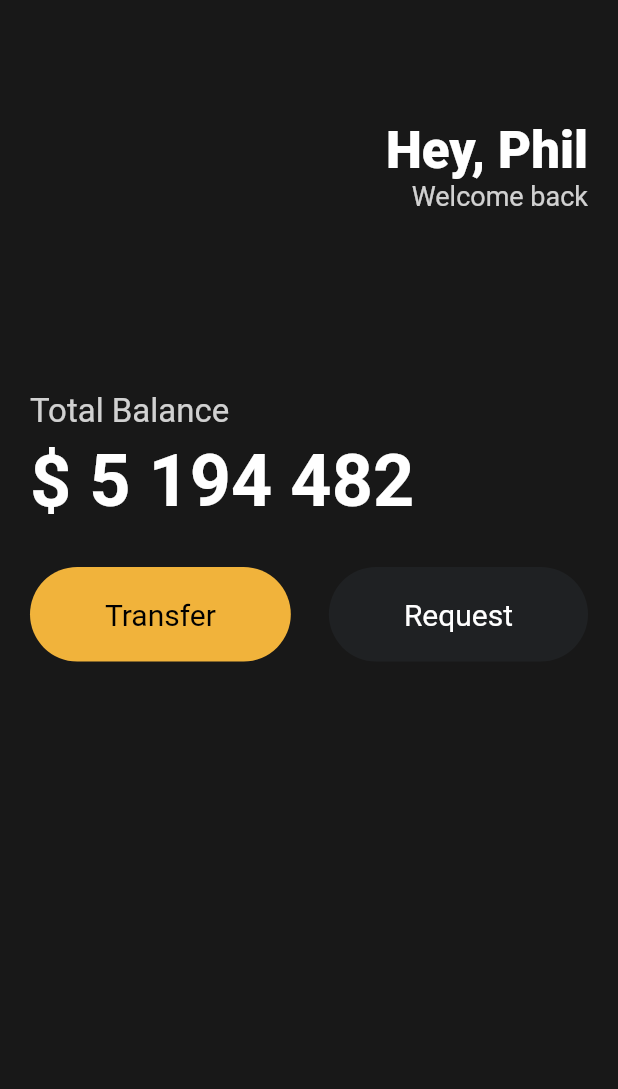
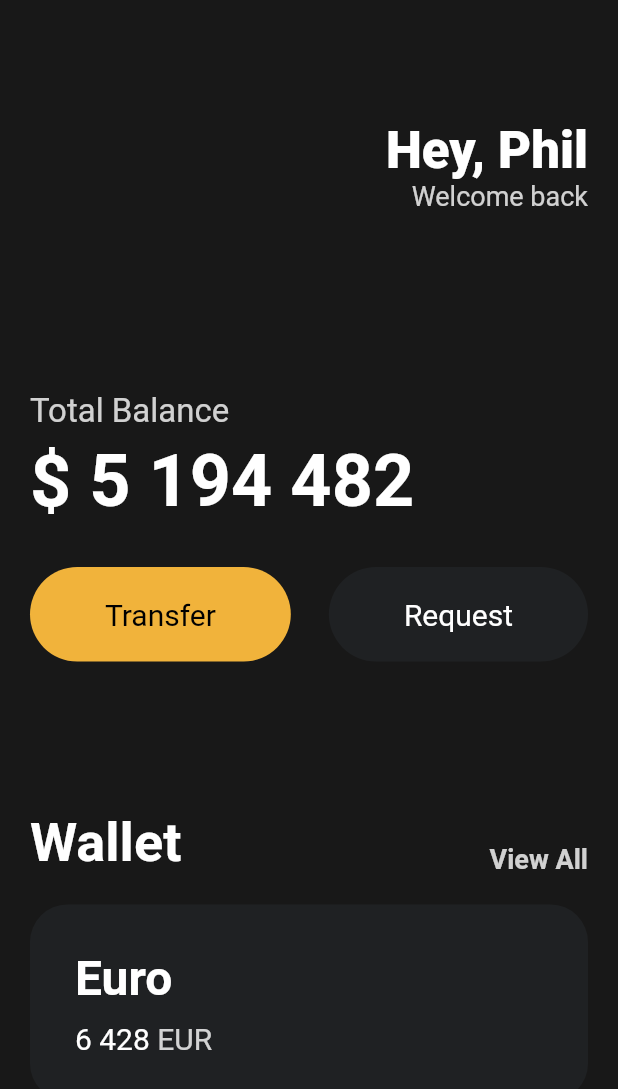
Before and after one commit to cold-pumpkin/toonflix, a Flutter app: the screen it shows after launch, on a phone screen of 412 x 824 dp. Shown: the top 1089 px of the screen. Run offline on Flutter 3.47's test engine with Material 2 defaults, Android fonts, the phone set to English and light mode, and no system bars.

Commit message:
UI Challenge - Cards

```diff
--- a/lib/main.dart
+++ b/lib/main.dart
@@ -78,6 +78,87 @@ class MyApp extends StatelessWidget {
               ),
             ],
           ),
+          const SizedBox(
+            height: 100,
+          ),
+          Row(
+            mainAxisAlignment:
+                MainAxisAlignment.spaceBetween, // Row - main : 가로축
+            crossAxisAlignment: CrossAxisAlignment.end, // Row - cross : 세로축
+            children: [
+              const Text(
+                'Wallet',
+                style: TextStyle(
+                  color: Colors.white,
+                  fontSize: 36,
+                  fontWeight: FontWeight.w600,
+                ),
+              ),
+              Text(
+                'View All',
+                style: TextStyle(
+                  color: Colors.white.withOpacity(0.8),
+                  fontSize: 18,
+                  fontWeight: FontWeight.w600,
+                ),
+              ),
+            ],
+          ),
+          const SizedBox(
+            height: 20,
+          ),
+          // CARD
+          Container(
+            decoration: BoxDecoration(
+              color: const Color(0xFF1F2123),
+              borderRadius: BorderRadius.circular(25),
+            ),
+            child: Padding(
+              padding: const EdgeInsets.all(30),
+              child: Row(
+                children: [
+                  Column(
+                    crossAxisAlignment:
+                        CrossAxisAlignment.start, // Column - cross : 가로축
+                    children: [
+                      const Text(
+                        'Euro',
+                        style: TextStyle(
+                          color: Colors.white,
+                          fontSize: 32,
+                          fontWeight: FontWeight.w600,
+                        ),
+                      ),
+                      const SizedBox(
+                        height: 10,
+                      ),
+                      Row(
+                        children: [
+                          const Text(
+                            '6 428',
+                            style: TextStyle(
+                              color: Colors.white,
+                              fontSize: 20,
+                            ),
+                          ),
+                          const SizedBox(
+                            width: 5,
+                          ),
+                          Text(
+                            'EUR',
+                            style: TextStyle(
+                              color: Colors.white.withOpacity(0.8),
+                              fontSize: 20,
+                            ),
+                          ),
+                        ],
+                      ),
+                    ],
+                  ),
+                ],
+              ),
+            ),
+          ),
         ]),
       ),
     ));
```
